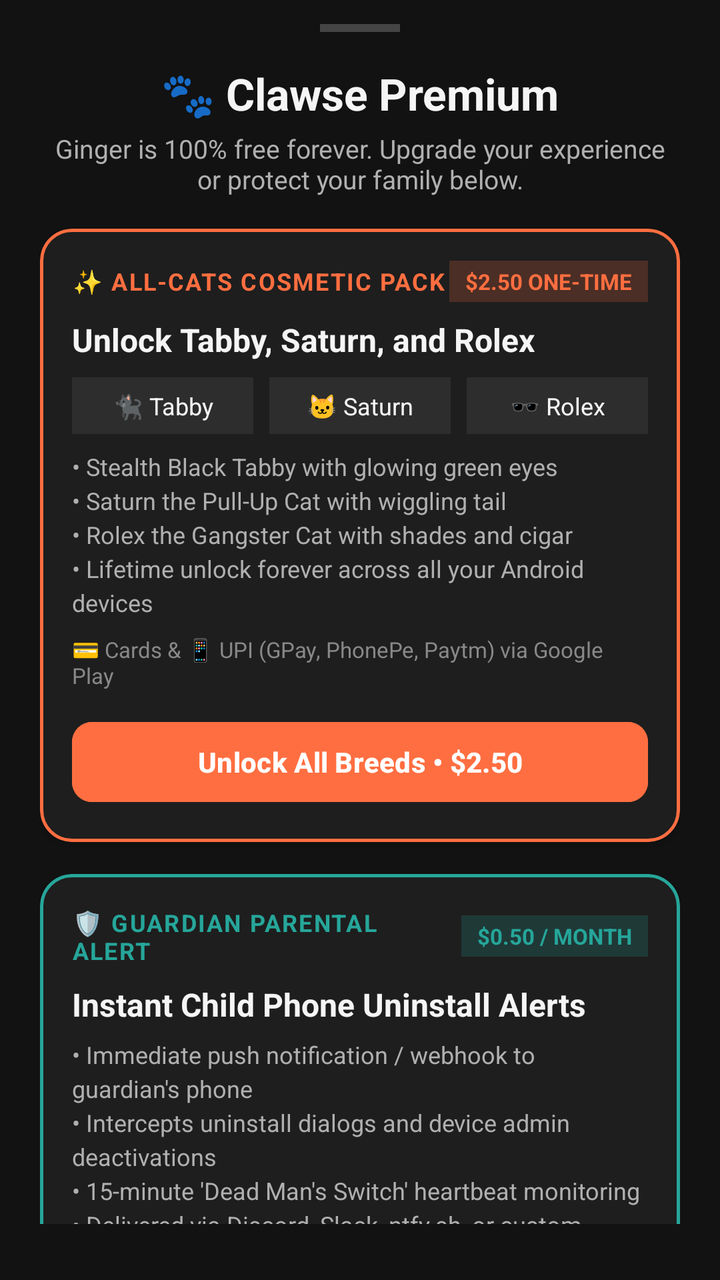
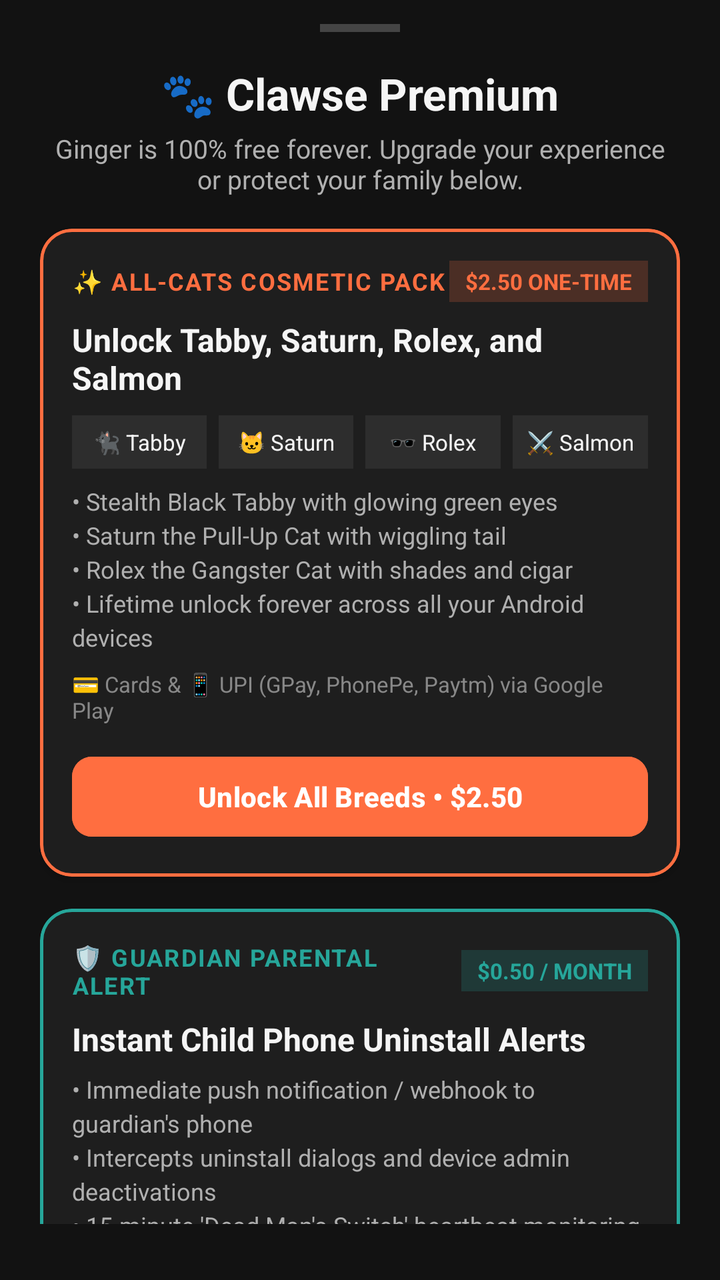

The first picture is an Android layout as it rendered before a commit; the second is the same layout after the commit. The layout source and the unified diff follow.
<!-- AndroidManifest.xml: application theme Theme.AntiScrollerKitty -->
<!-- res/layout/dialog_paywall.xml -->
<?xml version="1.0" encoding="utf-8"?>
<androidx.core.widget.NestedScrollView xmlns:android="http://schemas.android.com/apk/res/android"
    xmlns:app="http://schemas.android.com/apk/res-auto"
    android:layout_width="match_parent"
    android:layout_height="wrap_content"
    android:background="@color/background"
    android:paddingStart="20dp"
    android:paddingEnd="20dp"
    android:paddingTop="12dp"
    android:paddingBottom="28dp">

    <LinearLayout
        android:layout_width="match_parent"
        android:layout_height="wrap_content"
        android:gravity="center_horizontal"
        android:orientation="vertical">

        
        <View
            android:layout_width="40dp"
            android:layout_height="4dp"
            android:layout_marginBottom="16dp"
            android:background="#444444" />

        <TextView
            android:layout_width="wrap_content"
            android:layout_height="wrap_content"
            android:text="🐾 Clawse Premium"
            android:textColor="@color/text_primary"
            android:textSize="22sp"
            android:textStyle="bold" />

        <TextView
            android:layout_width="wrap_content"
            android:layout_height="wrap_content"
            android:layout_marginTop="4dp"
            android:layout_marginBottom="16dp"
            android:gravity="center"
            android:text="Ginger is 100% free forever. Upgrade your experience or protect your family below."
            android:textColor="@color/text_secondary"
            android:textSize="13sp" />

        
        <com.google.android.material.card.MaterialCardView
            android:id="@+id/cardCosmetics"
            android:layout_width="match_parent"
            android:layout_height="wrap_content"
            android:layout_marginBottom="16dp"
            app:cardBackgroundColor="@color/surface"
            app:cardCornerRadius="16dp"
            app:cardElevation="2dp"
            app:strokeColor="@color/primary"
            app:strokeWidth="1.5dp">

            <LinearLayout
                android:layout_width="match_parent"
                android:layout_height="wrap_content"
                android:orientation="vertical"
                android:padding="16dp">

                <LinearLayout
                    android:layout_width="match_parent"
                    android:layout_height="wrap_content"
                    android:gravity="center_vertical"
                    android:orientation="horizontal">

                    <TextView
                        android:layout_width="0dp"
                        android:layout_height="wrap_content"
                        android:layout_weight="1"
                        android:text="✨ ALL-CATS COSMETIC PACK"
                        android:textColor="@color/primary"
                        android:textSize="12sp"
                        android:letterSpacing="0.06"
                        android:textStyle="bold" />

                    <TextView
                        android:id="@+id/tvCosmeticsPriceBadge"
                        android:layout_width="wrap_content"
                        android:layout_height="wrap_content"
                        android:background="#33FF6E40"
                        android:paddingStart="8dp"
                        android:paddingEnd="8dp"
                        android:paddingTop="3dp"
                        android:paddingBottom="3dp"
                        android:text="$2.50 ONE-TIME"
                        android:textColor="@color/primary"
                        android:textSize="11sp"
                        android:textStyle="bold" />
                </LinearLayout>

                <TextView
                    android:layout_width="wrap_content"
                    android:layout_height="wrap_content"
                    android:layout_marginTop="8dp"
                    android:text="Unlock Tabby, Saturn, and Rolex"
                    android:textColor="@color/text_primary"
                    android:textSize="16sp"
                    android:textStyle="bold" />

                
                <LinearLayout
                    android:layout_width="match_parent"
                    android:layout_height="wrap_content"
                    android:layout_marginTop="8dp"
                    android:layout_marginBottom="8dp"
                    android:orientation="horizontal">

                    <TextView
                        android:layout_width="0dp"
                        android:layout_height="wrap_content"
                        android:layout_weight="1"
                        android:layout_marginEnd="4dp"
                        android:background="@color/surface_variant"
                        android:gravity="center"
                        android:paddingTop="6dp"
                        android:paddingBottom="6dp"
                        android:text="🐈‍⬛ Tabby"
                        android:textColor="@color/text_primary"
                        android:textSize="12sp" />

                    <TextView
                        android:layout_width="0dp"
                        android:layout_height="wrap_content"
                        android:layout_weight="1"
                        android:layout_marginStart="4dp"
                        android:layout_marginEnd="4dp"
                        android:background="@color/surface_variant"
                        android:gravity="center"
                        android:paddingTop="6dp"
                        android:paddingBottom="6dp"
                        android:text="🐱 Saturn"
                        android:textColor="@color/text_primary"
                        android:textSize="12sp" />

                    <TextView
                        android:layout_width="0dp"
                        android:layout_height="wrap_content"
                        android:layout_weight="1"
                        android:layout_marginStart="4dp"
                        android:background="@color/surface_variant"
                        android:gravity="center"
                        android:paddingTop="6dp"
                        android:paddingBottom="6dp"
                        android:text="🕶️ Rolex"
                        android:textColor="@color/text_primary"
                        android:textSize="12sp" />
                </LinearLayout>

                <TextView
                    android:layout_width="wrap_content"
                    android:layout_height="wrap_content"
                    android:text="• Stealth Black Tabby with glowing green eyes\n• Saturn the Pull-Up Cat with wiggling tail\n• Rolex the Gangster Cat with shades and cigar\n• Lifetime unlock forever across all your Android devices"
                    android:textColor="@color/text_secondary"
                    android:textSize="12sp"
                    android:lineSpacingExtra="3dp" />

                <TextView
                    android:layout_width="wrap_content"
                    android:layout_height="wrap_content"
                    android:layout_marginTop="8dp"
                    android:text="💳 Cards &amp; 📱 UPI (GPay, PhonePe, Paytm) via Google Play"
                    android:textColor="#888888"
                    android:textSize="11sp" />

                <com.google.android.material.button.MaterialButton
                    android:id="@+id/btnBuyCosmetics"
                    android:layout_width="match_parent"
                    android:layout_height="48dp"
                    android:layout_marginTop="12dp"
                    android:text="Unlock All Breeds • $2.50"
                    android:textColor="@color/on_primary"
                    android:backgroundTint="@color/primary"
                    android:textStyle="bold"
                    app:cornerRadius="10dp" />
            </LinearLayout>
        </com.google.android.material.card.MaterialCardView>

        
        <com.google.android.material.card.MaterialCardView
            android:id="@+id/cardParental"
            android:layout_width="match_parent"
            android:layout_height="wrap_content"
            android:layout_marginBottom="16dp"
            app:cardBackgroundColor="@color/surface"
            app:cardCornerRadius="16dp"
            app:cardElevation="2dp"
            app:strokeColor="@color/secondary"
            app:strokeWidth="1.5dp">

            <LinearLayout
                android:layout_width="match_parent"
                android:layout_height="wrap_content"
                android:orientation="vertical"
                android:padding="16dp">

                <LinearLayout
                    android:layout_width="match_parent"
                    android:layout_height="wrap_content"
                    android:gravity="center_vertical"
                    android:orientation="horizontal">

                    <TextView
                        android:layout_width="0dp"
                        android:layout_height="wrap_content"
                        android:layout_weight="1"
                        android:text="🛡️ GUARDIAN PARENTAL ALERT"
                        android:textColor="@color/secondary"
                        android:textSize="12sp"
                        android:letterSpacing="0.06"
                        android:textStyle="bold" />

                    <TextView
                        android:id="@+id/tvParentalPriceBadge"
                        android:layout_width="wrap_content"
                        android:layout_height="wrap_content"
                        android:background="#3326A69A"
                        android:paddingStart="8dp"
                        android:paddingEnd="8dp"
                        android:paddingTop="3dp"
                        android:paddingBottom="3dp"
                        android:text="$0.50 / MONTH"
                        android:textColor="@color/secondary"
                        android:textSize="11sp"
                        android:textStyle="bold" />
                </LinearLayout>

                <TextView
                    android:layout_width="wrap_content"
                    android:layout_height="wrap_content"
                    android:layout_marginTop="8dp"
                    android:text="Instant Child Phone Uninstall Alerts"
                    android:textColor="@color/text_primary"
                    android:textSize="16sp"
                    android:textStyle="bold" />

                <TextView
                    android:layout_width="wrap_content"
                    android:layout_height="wrap_content"
                    android:layout_marginTop="6dp"
                    android:text="• Immediate push notification / webhook to guardian's phone\n• Intercepts uninstall dialogs and device admin deactivations\n• 15-minute 'Dead Man's Switch' heartbeat monitoring\n• Delivered via Discord, Slack, ntfy.sh, or custom Webhook"
                    android:textColor="@color/text_secondary"
                    android:textSize="12sp"
                    android:lineSpacingExtra="3dp" />

                <TextView
                    android:layout_width="wrap_content"
                    android:layout_height="wrap_content"
                    android:layout_marginTop="8dp"
                    android:text="💳 Cards &amp; 📱 UPI via Google Play Subscriptions • Cancel anytime"
                    android:textColor="#888888"
                    android:textSize="11sp" />

                <com.google.android.material.button.MaterialButton
                    android:id="@+id/btnBuyParental"
                    android:layout_width="match_parent"
                    android:layout_height="48dp"
                    android:layout_marginTop="12dp"
                    android:text="Subscribe Guardian Alert • $0.50 / mo"
                    android:textColor="@color/on_secondary"
                    android:backgroundTint="@color/secondary"
                    android:textStyle="bold"
                    app:cornerRadius="10dp" />
            </LinearLayout>
        </com.google.android.material.card.MaterialCardView>

        
        <com.google.android.material.button.MaterialButton
            android:id="@+id/btnRestorePurchases"
            android:layout_width="wrap_content"
            android:layout_height="wrap_content"
            android:text="🔄 Restore Previous Purchases"
            android:textColor="@color/text_secondary"
            style="@style/Widget.Material3.Button.TextButton" />

        <TextView
            android:layout_width="wrap_content"
            android:layout_height="wrap_content"
            android:layout_marginTop="8dp"
            android:gravity="center"
            android:text="Secured by Google Play Billing. Subscriptions renew automatically unless cancelled in Google Play Store settings."
            android:textColor="#666666"
            android:textSize="11sp" />

    </LinearLayout>
</androidx.core.widget.NestedScrollView>
<!-- resources referenced by this layout -->
<resources>
  <color name="background">#121212</color>
  <color name="on_primary">#FFFFFF</color>
  <color name="on_secondary">#FFFFFF</color>
  <color name="primary">#FF6E40</color>
  <color name="secondary">#26A69A</color>
  <color name="surface">#1E1E1E</color>
  <color name="surface_variant">#2D2D2D</color>
  <color name="text_primary">#F5F5F5</color>
  <color name="text_secondary">#B0B0B0</color>
  <style name="Theme.AntiScrollerKitty" parent="Theme.Material3.Dark.NoActionBar">
          <item name="colorPrimary">@color/primary</item>
          <item name="colorOnPrimary">@color/on_primary</item>
          <item name="colorSecondary">@color/secondary</item>
          <item name="colorOnSecondary">@color/on_secondary</item>
          <item name="android:statusBarColor">@color/background</item>
          <item name="android:navigationBarColor">@color/background</item>
          <item name="android:windowBackground">@color/background</item>
      </style>
</resources>

<!-- the commit's change to res/layout/dialog_paywall.xml (unified diff, before → after) -->
@@ -93,7 +93,7 @@
                     android:layout_width="wrap_content"
                     android:layout_height="wrap_content"
                     android:layout_marginTop="8dp"
-                    android:text="Unlock Tabby, Saturn, and Rolex"
+                    android:text="Unlock Tabby, Saturn, Rolex, and Salmon"
                     android:textColor="@color/text_primary"
                     android:textSize="16sp"
                     android:textStyle="bold" />
@@ -110,41 +110,55 @@
                         android:layout_width="0dp"
                         android:layout_height="wrap_content"
                         android:layout_weight="1"
-                        android:layout_marginEnd="4dp"
+                        android:layout_marginEnd="3dp"
                         android:background="@color/surface_variant"
                         android:gravity="center"
                         android:paddingTop="6dp"
                         android:paddingBottom="6dp"
                         android:text="🐈‍⬛ Tabby"
                         android:textColor="@color/text_primary"
-                        android:textSize="12sp" />
-
-                    <TextView
-                        android:layout_width="0dp"
-                        android:layout_height="wrap_content"
-                        android:layout_weight="1"
-                        android:layout_marginStart="4dp"
-                        android:layout_marginEnd="4dp"
+                        android:textSize="11sp" />
+
+                    <TextView
+                        android:layout_width="0dp"
+                        android:layout_height="wrap_content"
+                        android:layout_weight="1"
+                        android:layout_marginStart="3dp"
+                        android:layout_marginEnd="3dp"
                         android:background="@color/surface_variant"
                         android:gravity="center"
                         android:paddingTop="6dp"
                         android:paddingBottom="6dp"
                         android:text="🐱 Saturn"
                         android:textColor="@color/text_primary"
-                        android:textSize="12sp" />
-
-                    <TextView
-                        android:layout_width="0dp"
-                        android:layout_height="wrap_content"
-                        android:layout_weight="1"
-                        android:layout_marginStart="4dp"
+                        android:textSize="11sp" />
+
+                    <TextView
+                        android:layout_width="0dp"
+                        android:layout_height="wrap_content"
+                        android:layout_weight="1"
+                        android:layout_marginStart="3dp"
+                        android:layout_marginEnd="3dp"
                         android:background="@color/surface_variant"
                         android:gravity="center"
                         android:paddingTop="6dp"
                         android:paddingBottom="6dp"
                         android:text="🕶️ Rolex"
                         android:textColor="@color/text_primary"
-                        android:textSize="12sp" />
+                        android:textSize="11sp" />
+
+                    <TextView
+                        android:layout_width="0dp"
+                        android:layout_height="wrap_content"
+                        android:layout_weight="1"
+                        android:layout_marginStart="3dp"
+                        android:background="@color/surface_variant"
+                        android:gravity="center"
+                        android:paddingTop="6dp"
+                        android:paddingBottom="6dp"
+                        android:text="⚔️ Salmon"
+                        android:textColor="@color/text_primary"
+                        android:textSize="11sp" />
                 </LinearLayout>
 
                 <TextView
